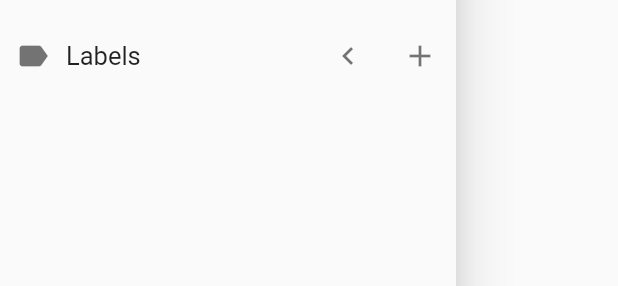
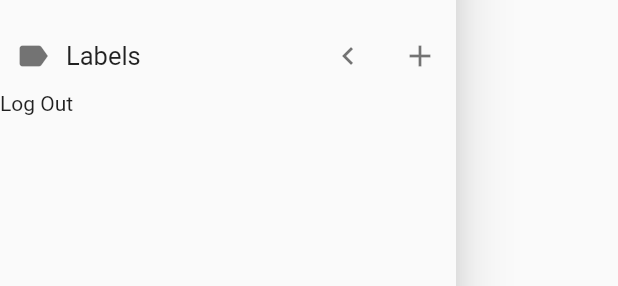
Before and after one commit to panaetova/bp_todo, a Flutter app: the DrawerMenu widget shown alone on an empty page, opened directly, on a phone screen of 412 x 824 dp. Shown: the part 306-592 px from the top of the screen. Run offline on Flutter 3.47's test engine with Material 2 defaults, Android fonts, the phone set to English and light mode, and no system bars; our stand-ins replace firebase_auth, firebase_core, flutter_slidable, table_calendar; accounts and stored records are empty; Roboto replaces fonts that are missing (avenir).

Commit message:
working ver

```diff
--- a/lib/main.dart
+++ b/lib/main.dart
@@ -7,6 +7,9 @@ import 'package:firebase_auth/firebase_auth.dart';
 import 'package:firebase_core/firebase_core.dart';
 import 'package:flutter/material.dart';
 import 'package:provider/provider.dart';
+
+import 'screens/wrapper.dart';
+import 'screens/wrapper.dart';
 
 void main() {
   runApp(MyApp());
@@ -40,7 +43,7 @@ class MyApp extends StatelessWidget {
                   primaryColor: Color(0xFFf6f5f5),
                   fontFamily: 'avenir',
                 ),
-                home: Authentication(),
+                home: Wrapper(),
               ),
             );
           } else
--- a/lib/screens/drawer-menu.dart
+++ b/lib/screens/drawer-menu.dart
@@ -3,6 +3,9 @@ import 'package:bp_todo/screens/add-project-screen.dart';
 import 'package:bp_todo/widgets/drawer-list-of-labels.dart';
 import 'package:bp_todo/widgets/drawer-list-of-projects.dart';
 import 'package:flutter/material.dart';
+import 'package:provider/provider.dart';
+
+import '../services/auth-services.dart';
 
 class DrawerMenu extends StatefulWidget {
   @override
@@ -15,6 +18,7 @@ class _DrawerMenuState extends State<DrawerMenu> {
 
   @override
   Widget build(BuildContext context) {
+    final loginProvider = Provider.of<AuthServices>(context);
     return Drawer(
           child: ListView(
             children: <Widget>[
@@ -94,6 +98,9 @@ class _DrawerMenuState extends State<DrawerMenu> {
                 visible: visibleLabels,
                 child: DrawerListOfLabels(),
               ),
+              InkWell(
+                onTap: () async => await loginProvider.logout(),
+                child: Text("Log Out")),
             ],
           ),
         );}
--- a/lib/screens/login-page.dart
+++ b/lib/screens/login-page.dart
@@ -164,6 +164,7 @@ class _LoginScreenState extends State<LoginScreen> {
                         print("Email: ${_emailController.text}");
                         print("Password: ${_passwordController.text}");
                         await loginProvider.login(_emailController.text.trim(), _passwordController.text.trim());
+                        FocusScope.of(context).unfocus();
                       }
                     },
                     child: loginProvider.isLoading ? CircularProgressIndicator() :
--- a/lib/screens/wrapper.dart
+++ b/lib/screens/wrapper.dart
@@ -3,6 +3,8 @@ import 'package:bp_todo/screens/login-page.dart';
 import 'package:firebase_auth/firebase_auth.dart';
 import 'package:flutter/material.dart';
 import 'package:provider/provider.dart';
+
+import 'authentication.dart';
 
 class Wrapper extends StatelessWidget {
   @override
@@ -12,6 +14,6 @@ class Wrapper extends StatelessWidget {
     if (user != null) {
       return HomeScreen();
     } else
-      return LoginScreen();
+      return Authentication();
   }
 }
--- a/lib/services/auth-services.dart
+++ b/lib/services/auth-services.dart
@@ -6,7 +6,7 @@ import 'package:flutter/material.dart';
 class AuthServices with ChangeNotifier {
   bool _isLoading = false;
   String _errorMessage;
-  bool get isLoading => isLoading;
+  bool get isLoading => _isLoading;
   String get errorMessage => _errorMessage;
   FirebaseAuth firebaseAuth = FirebaseAuth.instance;
 
```
Also changed, not shown: lib/screens/register-screen.dart (+19 -2 lines), 1 other file.
